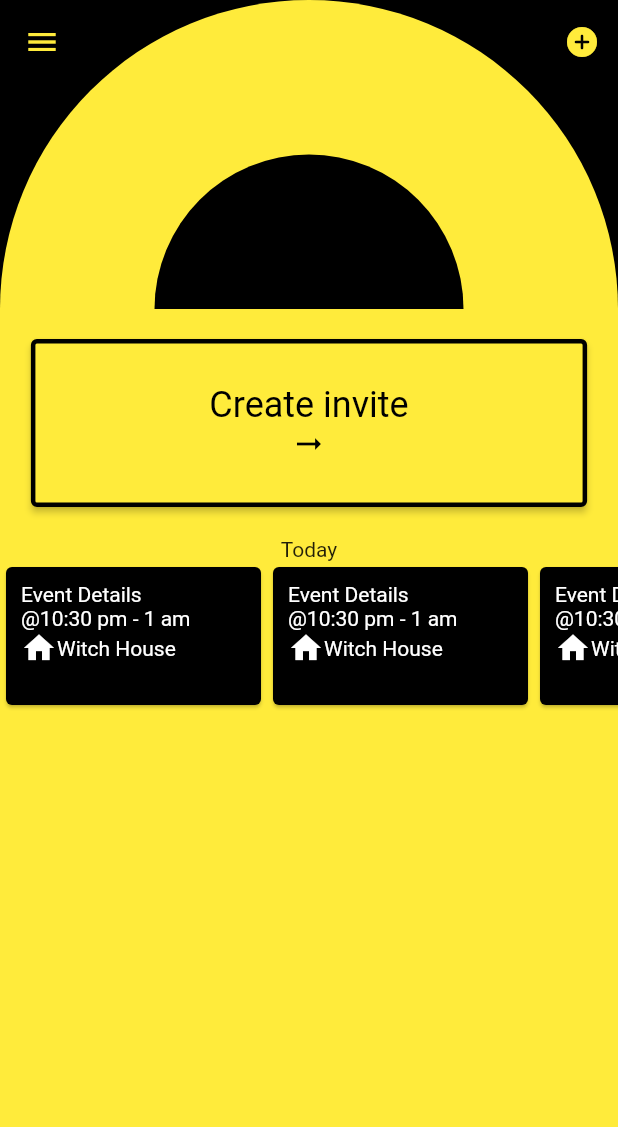
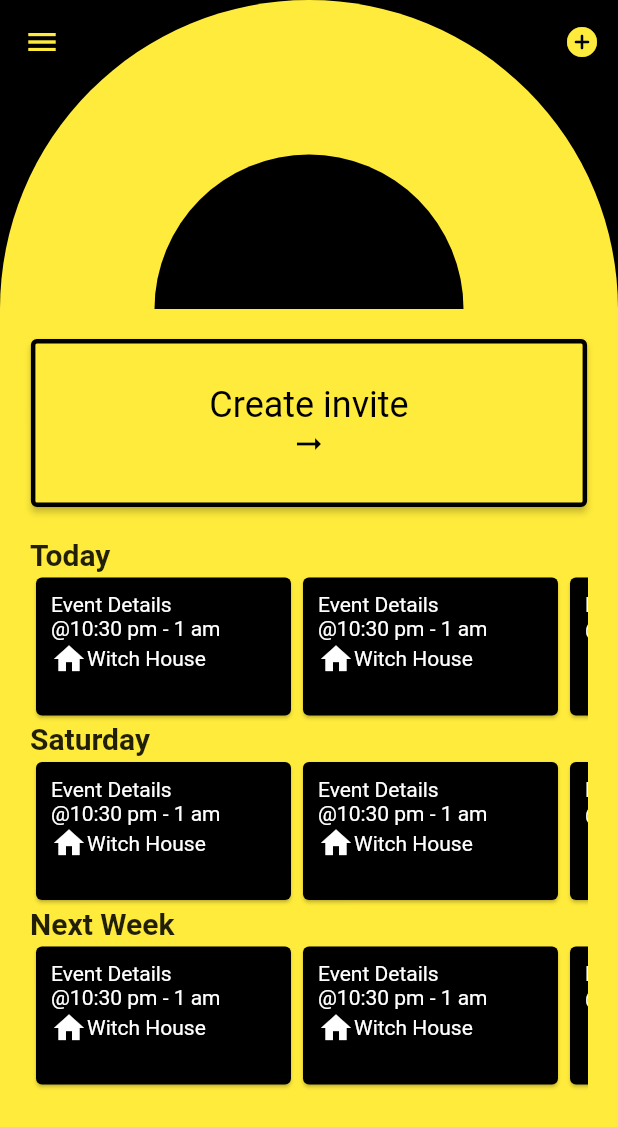
Before and after one commit to ephraimbenson/nightly, a Flutter app: the screen it shows after launch, on a phone screen of 412 x 824 dp. Shown: the top 1127 px of the screen. Run offline on Flutter 3.47's test engine with Material 2 defaults, Android fonts, the phone set to English and light mode, and no system bars; missing offline and left inert: flutter_arc_text, flutter_quill.

Commit message:
improved events cards

```diff
--- a/lib/welcome_page/event_cards.dart
+++ b/lib/welcome_page/event_cards.dart
@@ -1,6 +1,23 @@
 import 'package:flutter/material.dart';
 
-Widget eventCards = new Container(
+//TODO: data object for generating cards
+
+class EventCards extends StatelessWidget {
+  final String header;
+  const EventCards(this.header);
+  @override
+  Widget build(BuildContext context) {
+    return Padding(
+      padding: const EdgeInsets.symmetric(
+        horizontal: 20,
+        vertical: 0,
+      ),
+      child: Column(crossAxisAlignment: CrossAxisAlignment.start, children: [
+        Text(
+          header,
+          style: TextStyle(fontSize: 20, fontWeight: FontWeight.bold),
+        ),
+        Container(
           height: 100.0,
           child: new ListView(
             scrollDirection: Axis.horizontal,
@@ -39,4 +56,8 @@ Widget eventCards = new Container(
                   ));
             }),
           ),
+        )
+      ]),
     );
+  }
+}
--- a/lib/welcome_page/welcome_page.dart
+++ b/lib/welcome_page/welcome_page.dart
@@ -65,18 +65,15 @@ class WelcomePage extends StatelessWidget {
 
     Widget buttonsColumn = Expanded(
         child: Container(
-      color: Colors.yellow,
-      child: Column(
-          mainAxisAlignment: MainAxisAlignment.start,
-          mainAxisSize: MainAxisSize.max,
-          // crossAxisAlignment: CrossAxisAlignment.center,
-          children: [
-            SizedBox(height: 20),
-            createNewInviteButton,
-            SizedBox(height: 20),
-            Text("Today"),
-            eventCards,
-          ]),
+      color: Colors.yellow, // Fills color to bottom of screen
+      child: Column(children: [
+        SizedBox(height: 20),
+        createNewInviteButton,
+        SizedBox(height: 20),
+        EventCards("Today"),
+        EventCards("Saturday"),
+        EventCards("Next Week"),
+      ]),
     ));
 
     Widget centerColumn = Column(
@@ -106,6 +103,7 @@ class WelcomePage extends StatelessWidget {
         ],
       ),
       body: centerColumn,
+      //TODO: replace drawer with custom UI
       drawer: Drawer(
         // Add a ListView to the drawer. This ensures the user can scroll
         // through the options in the drawer if there isn't enough vertical
--- a/lib/welcome_page/welcome_page_painter.dart
+++ b/lib/welcome_page/welcome_page_painter.dart
@@ -14,8 +14,6 @@ class WelcomePagePainter extends CustomPainter {
   void _drawBackground(Canvas canvas, Rect shapeBounds) {
     final paint = Paint()..color = color;
     final backgroundPath = Path()
-      // ..moveTo(shapeBounds.left + 200, shapeBounds.top + 500)
-      // ..arcTo(shapeBounds, -pi, pi, false)
       ..lineTo(shapeBounds.topRight.dx, shapeBounds.topRight.dy)
       ..lineTo(shapeBounds.bottomRight.dx, shapeBounds.bottomRight.dy)
       ..lineTo(shapeBounds.bottomLeft.dx, shapeBounds.bottomLeft.dy)
```
Lines whose indentation alone changed are shown as unchanged.
